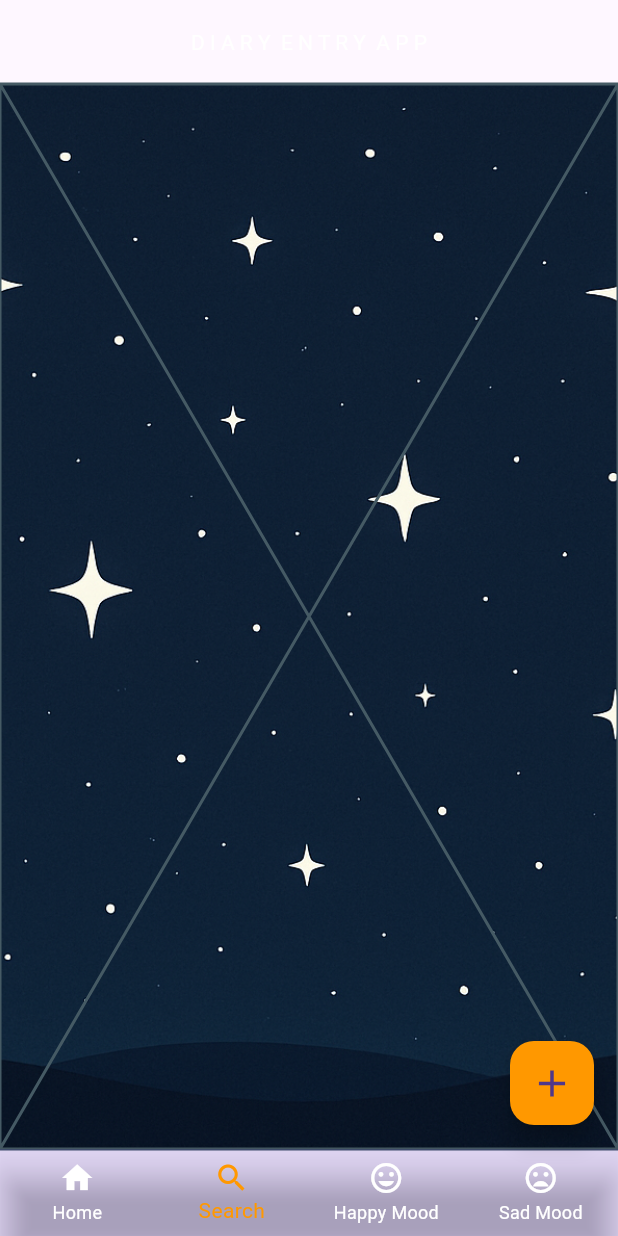
After one commit to SaiyamKalra/diaryentryapp, a Flutter app: the screen it shows after launch, item 2 of the bottom bar chosen, on a phone screen of 412 x 824 dp. The commit adds this screen. Run offline on Flutter 3.47's test engine with Material 3 defaults, Android fonts, the phone set to English and light mode, and no system bars; our stand-ins replace flutter_bloc, shared_preferences.

Commit message:
completed the making of bottm down navigator and connected different pages with it

```diff
--- a/lib/pages/home_page.dart
+++ b/lib/pages/home_page.dart
@@ -4,6 +4,9 @@ import 'package:flutter_bloc/flutter_bloc.dart';
 import 'package:diaryentryapp/models/diary.dart';
 import './add_diary_page.dart';
 import 'package:diaryentryapp/utils/diary_card.dart';
+import './search_page.dart';
+import './happy_mood_page.dart';
+import './sad_mood_page.dart';
 
 class HomePage extends StatefulWidget {
   const HomePage({super.key});
@@ -19,6 +22,64 @@ class _HomePageState extends State<HomePage> {
     setState(() {
       _selectedIndex = index;
     });
+  }
+
+  Widget _getSelectedPage() {
+    switch (_selectedIndex) {
+      case 0:
+        return _buildHomePage();
+      case 1:
+        return SearchPage();
+      case 2:
+        return HappyMoodPage();
+      case 3:
+        return SadMoodPage();
+      default:
+        return _buildHomePage();
+    }
+  }
+
+  Widget _buildHomePage() {
+    return BlocBuilder<DiaryCubit, List<Diary>>(
+      builder: (context, diaries) {
+        if (diaries.isEmpty) {
+          return Center(
+            child: Text(
+              'Tell us about your Day!',
+              style: TextStyle(fontSize: 20, color: Colors.white),
+            ),
+          );
+        }
+        return ListView.builder(
+          padding: EdgeInsets.only(bottom: 100), // Space for FAB
+          itemCount: diaries.length,
+          itemBuilder: (context, index) {
+            final diary = diaries[index];
+            return Dismissible(
+              key: Key(diary.title),
+              direction: DismissDirection.horizontal,
+              background: Container(
+                height: 20,
+                color: Colors.amber,
+                alignment: Alignment.center,
+                child: Icon(Icons.done),
+              ),
+              onDismissed: (direction) {
+                context.read<DiaryCubit>().removeData(diary);
+                ScaffoldMessenger.of(context).showSnackBar(
+                  SnackBar(content: Text('Diary "${diary.number}" deleted')),
+                );
+              },
+              child: DiaryCard(
+                number: diary.number,
+                title: diary.title,
+                star: diary.star,
+              ),
+            );
+          },
+        );
+      },
+    );
   }
 
   @override
@@ -44,49 +105,7 @@ class _HomePageState extends State<HomePage> {
             fit: BoxFit.cover,
           ),
         ),
-        child: BlocBuilder<DiaryCubit, List<Diary>>(
-          builder: (context, diaries) {
-            if (diaries.isEmpty) {
-              return Center(
-                child: Text(
-                  'Tell us about your Day!',
-                  style: TextStyle(fontSize: 20, color: Colors.white),
-                ),
-              );
-            }
-            return ListView.builder(
-              padding: EdgeInsets.only(bottom: 100), // Space for FAB
-              itemCount: diaries.length,
-              itemBuilder: (context, index) {
-                final diary = diaries[index];
-                return Dismissible(
-                  key: Key(diary.title),
-                  direction: DismissDirection.horizontal,
-                  background: Container(
-                    height: 20,
-                    color: Colors.amber,
-                    alignment: Alignment.center,
-                    child: Icon(Icons.done),
-                    // color: Colors.white.withOpacity(0.8),
-                  ),
-                  onDismissed: (direction) {
-                    context.read<DiaryCubit>().removeData(diary);
-                    ScaffoldMessenger.of(context).showSnackBar(
-                      SnackBar(
-                        content: Text('Diary "${diary.number}" deleted'),
-                      ),
-                    );
-                  },
-                  child: DiaryCard(
-                    number: diary.number,
-                    title: diary.title,
-                    star: diary.star,
-                  ),
-                );
-              },
-            );
-          },
-        ),
+        child: _getSelectedPage(),
       ),
       floatingActionButton: FloatingActionButton(
         onPressed: () {
--- /dev/null
+++ b/lib/pages/search_page.dart
@@ -0,0 +1,10 @@
+import 'package:flutter/material.dart';
+
+class SearchPage extends StatelessWidget {
+  const SearchPage({super.key});
+
+  @override
+  Widget build(BuildContext context) {
+    return const Placeholder();
+  }
+}
```
Also changed, not shown: lib/pages/happy_mood_page.dart (added, +10 -0 lines), lib/pages/sad_mood_page.dart (added, +10 -0 lines).
